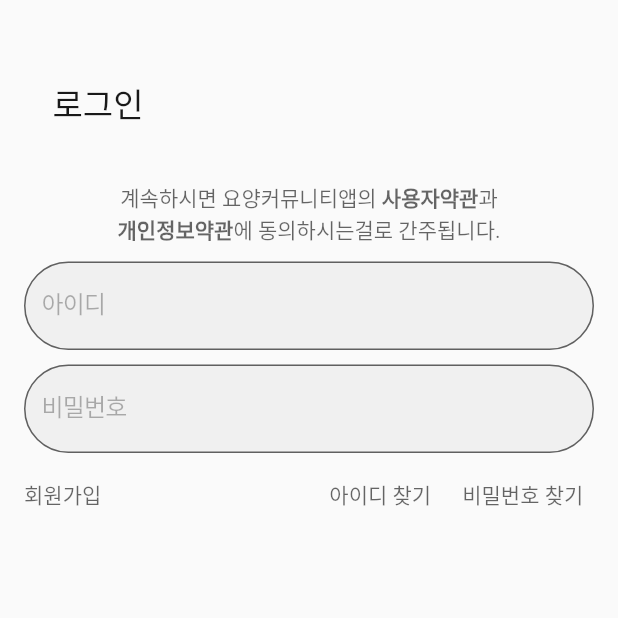
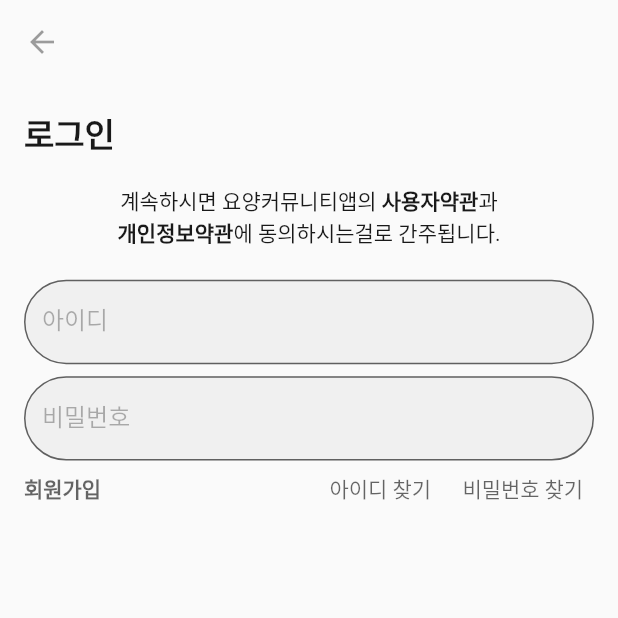
Before and after one commit to yoroke2020/yoroke, a Flutter app: the Info screen opened directly, after a tap on "Trigger Login", on a phone screen of 412 x 824 dp, the top half of it. Run offline on Flutter 3.47's test engine with Material 2 defaults, Android fonts, the phone set to English and light mode, and no system bars; Roboto replaces fonts that are missing (NotoSansCJKkr, NotoSansCJKkr-Medium).

Commit message:
Add Siginin page
1. Refactored with themes

```diff
--- a/lib/screens/Info.dart
+++ b/lib/screens/Info.dart
@@ -1,6 +1,7 @@
 import 'package:flutter/cupertino.dart';
 import 'package:flutter/material.dart';
 import 'Login.dart';
+import 'Signin.dart';
 
 class Info extends StatefulWidget {
   @override
@@ -21,12 +22,17 @@ class _InfoState extends State<Info> {
           mainAxisAlignment: MainAxisAlignment.center,
           children: <Widget>[
             RaisedButton(
-              // Login page
               child: Text('Trigger Login'),
               onPressed: () {
-                // _updatePageHistory('Trigger Login');
                 Navigator.push(
                     context, MaterialPageRoute(builder: (context) => Login()));
+              },
+            ),
+            RaisedButton(
+              child: Text('Trigger Signin'),
+              onPressed: () {
+                Navigator.push(
+                    context, MaterialPageRoute(builder: (context) => Signin()));
               },
             ),
           ],
--- a/lib/screens/Login.dart
+++ b/lib/screens/Login.dart
@@ -1,5 +1,8 @@
 import 'package:flutter/cupertino.dart';
 import 'package:flutter/material.dart';
+
+import 'package:helloflutter/themes/YorokeTextField.dart';
+import 'package:helloflutter/themes/YorokeTextStyle.dart';
 
 class Login extends StatefulWidget {
   @override
@@ -7,101 +10,62 @@ class Login extends StatefulWidget {
 }
 
 class _LoginState extends State<Login> {
-  InputDecoration textFieldInputDecotation(String label) {
-    return InputDecoration(
-        filled: true,
-        fillColor: const Color(0xfff0f0f0), // zepp diff
-        focusedBorder: OutlineInputBorder(
-          borderRadius: BorderRadius.all(
-            Radius.circular(36),
-          ),
-        ),
-        border: OutlineInputBorder(
-          borderRadius: BorderRadius.all(
-            Radius.circular(36),
-          ),
-        ),
-        labelStyle: TextStyle(
-            color: Color(0x4d000000),
-            fontSize: 16,
-            fontFamily: "NotoSansCJKkr",
-            fontStyle: FontStyle.normal,
-            letterSpacing: -0.56),
-        labelText: label);
-  }
-
-  TextStyle textStyleRegular() {
-    return TextStyle(
-        color: const Color(0x99000000),
-        fontWeight: FontWeight.w400,
-        fontFamily: "NotoSansCJKkr-Medium",
-        fontStyle: FontStyle.normal,
-        fontSize: 14.0);
-  }
-
-  TextStyle textStyleBold() {
-    return TextStyle(
-        color: const Color(0x99000000),
-        fontWeight: FontWeight.bold,
-        fontFamily: "NotoSansCJKkr-Medium",
-        fontStyle: FontStyle.normal,
-        fontSize: 14.0);
-  }
-
   @override
   Widget build(BuildContext context) {
     return Scaffold(
-        body: ListView(
+      appBar: AppBar(
+        leading: new IconButton(
+          icon: new Icon(Icons.arrow_back),
+          onPressed: null,
+        ),
+        backgroundColor: Colors.transparent,
+        elevation: 0.0,
+      ),
+      body: Container(
         padding: const EdgeInsets.all(16),
+        child: Column(
           children: <Widget>[
             Container(
               child: new AspectRatio(
-            aspectRatio: 360 / 100,
-            child: Row(
-              mainAxisAlignment: MainAxisAlignment.spaceEvenly,
-              children: <Widget>[
-                Expanded(flex: 16, child: Container()),
-                Expanded(
-                  flex: 304,
+                aspectRatio: 360 / 48,
+                child: Container(
                   child: Text("로그인",
-                      style: const TextStyle(
-                          color: const Color(0xe6000000),
-                          fontWeight: FontWeight.w400,
-                          fontFamily: "NotoSansCJKkr",
-                          fontStyle: FontStyle.normal,
-                          fontSize: 22.0),
+                      style: YorokeTextStyle(
+                        letterSpacing: -0.88 / 22,
+                        height: 33 / 22,
+                        fontWeight: FontWeight.bold, // diff
+                        fontSize: 22.0,
+                      ),
                       textAlign: TextAlign.left),
-                ),
-              ],
                 ),
               ),
             ),
             Container(
               child: new AspectRatio(
-            aspectRatio: 360 / 50,
+                aspectRatio: 244 / 41,
                 child: Text.rich(
                   TextSpan(
                     text: '',
                     children: <TextSpan>[
                       TextSpan(
                         text: '계속하시면 요양커뮤니티앱의 ',
-                    style: textStyleRegular(),
+                        style: YorokeTextStyle(),
                       ),
                       TextSpan(
                         text: '사용자약관',
-                    style: textStyleBold(),
+                        style: YorokeTextStyle(fontWeight: FontWeight.bold),
                       ),
                       TextSpan(
                         text: '과\n',
-                    style: textStyleRegular(),
+                        style: YorokeTextStyle(),
                       ),
                       TextSpan(
                         text: '개인정보약관',
-                    style: textStyleBold(),
+                        style: YorokeTextStyle(fontWeight: FontWeight.bold),
                       ),
                       TextSpan(
                         text: '에 동의하시는걸로 간주됩니다.',
-                    style: textStyleRegular(),
+                        style: YorokeTextStyle(),
                       ),
                     ],
                   ),
@@ -111,20 +75,19 @@ class _LoginState extends State<Login> {
             ),
             Container(
               child: new AspectRatio(
-            aspectRatio: 360 / 130,
+                aspectRatio: 328 / 104,
                 child: Column(
                   children: <Widget>[
                     Expanded(
-                  flex: 1,
-                  child: TextField(
-                    decoration: textFieldInputDecotation('아이디'),
+                      child: YorokeTextField(
+                        label: '아이디',
                       ),
                     ),
+                    SizedBox(height: 8),
                     Expanded(
-                  flex: 1,
-                  child: TextField(
+                      child: YorokeTextField(
+                        label: '비밀번호',
                         obscureText: true,
-                    decoration: textFieldInputDecotation('비밀번호'),
                       ),
                     )
                   ],
@@ -141,7 +104,12 @@ class _LoginState extends State<Login> {
                       children: <Widget>[
                         Container(
                           child: Text("회원가입",
-                          style: textStyleRegular(),
+                              style: YorokeTextStyle(
+                                color: const Color(0x99000000),
+                                height: 20 / 14,
+                                letterSpacing: -0.56 / 14,
+                                fontWeight: FontWeight.w700, //diff
+                              ),
                               textAlign: TextAlign.center),
                         )
                       ],
@@ -153,12 +121,20 @@ class _LoginState extends State<Login> {
                       children: <Widget>[
                         Expanded(
                           child: Text("아이디 찾기",
-                          style: textStyleRegular(),
+                              style: YorokeTextStyle(
+                                color: const Color(0x99000000),
+                                height: 20 / 14,
+                                letterSpacing: -0.56 / 14,
+                              ),
                               textAlign: TextAlign.center),
                         ),
                         Expanded(
                           child: Text("비밀번호 찾기",
-                          style: textStyleRegular(),
+                              style: YorokeTextStyle(
+                                color: const Color(0x99000000),
+                                height: 20 / 14,
+                                letterSpacing: -0.56 / 14,
+                              ),
                               textAlign: TextAlign.center),
                         ),
                       ],
@@ -168,6 +144,8 @@ class _LoginState extends State<Login> {
               ),
             ),
           ],
-    ));
+        ),
+      ),
+    );
   }
 }
```
Also changed, not shown: lib/screens/Signin.dart (added, +73 -0 lines). Lines whose indentation alone changed are shown as unchanged.
